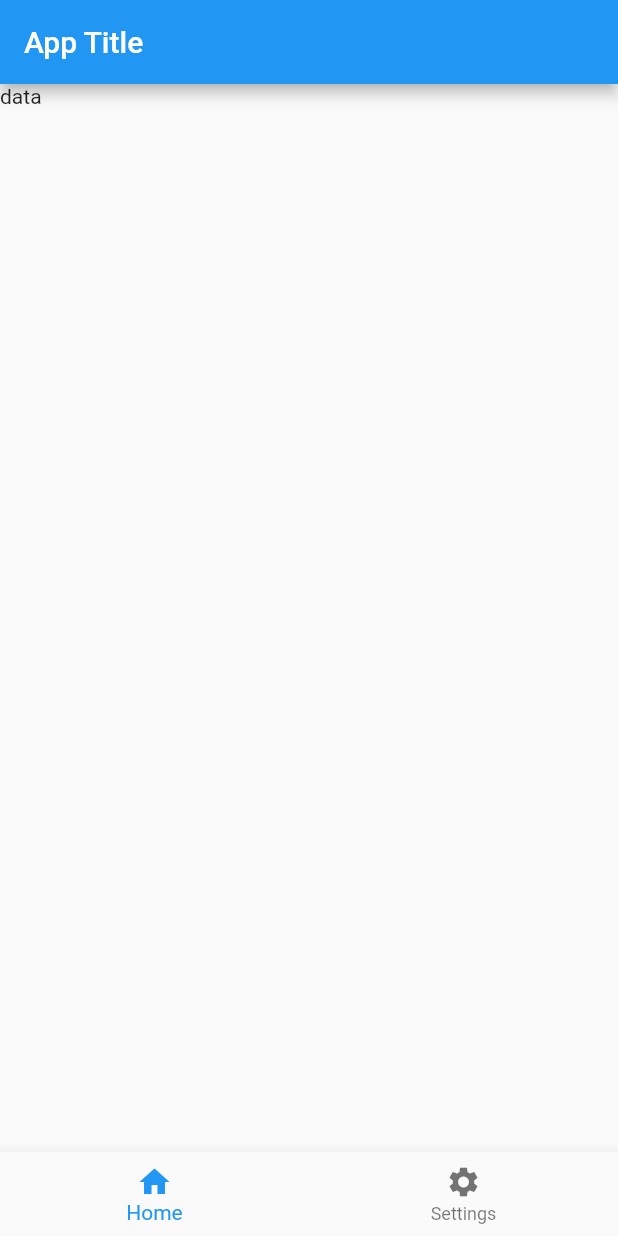
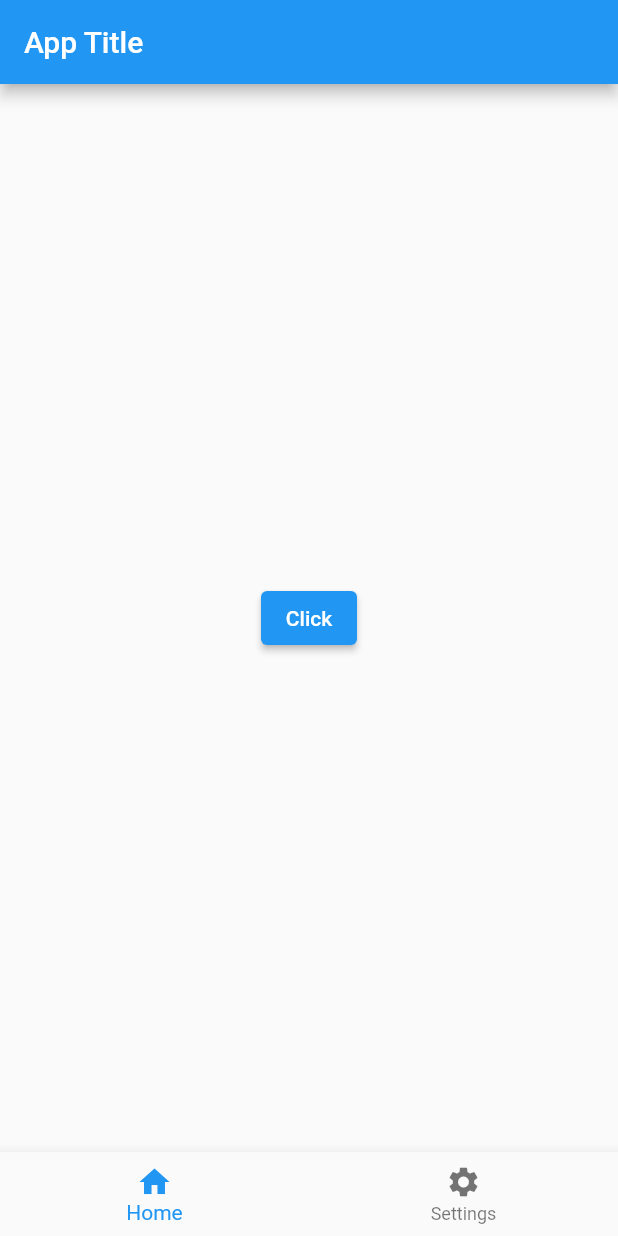
Before and after one commit to Ujj1225/Flutter_Basics, a Flutter app: the screen it shows after launch, on a phone screen of 412 x 824 dp. Run offline on Flutter 3.47's test engine with Material 2 defaults, Android fonts, the phone set to English and light mode, and no system bars.

Commit message:
Added a function for Elevated button to trigger

```diff
--- a/lib/main.dart
+++ b/lib/main.dart
@@ -1,6 +1,10 @@
 // Flutter is Widget over Widget over Widget
 // And every Widget has arguments inside it
 // When we use an argument we needt to add another widget inside it
+// Put commas after all brackets
+// use ctrl>shift>I for fomatting
+// Refractor(ctrl>shift>R) is used to wrap with a widget or remove a widget
+// Use const to remove blue's for stuffs that will be constant
 import 'package:flutter/material.dart';
 
 void main() {
@@ -16,17 +20,26 @@ class MyApp extends StatelessWidget {
       debugShowCheckedModeBanner: false,
       home: Scaffold(
         appBar: AppBar(
-          title: Text('App Title'),
+          title: const Text('App Title'),
         ),
-        body: Text('data'),
+        body: Center(
+          child: ElevatedButton(
+            onPressed: () {
+              print('print something');
+            },
+            child: const Text('Click'),
+          ),
+        ),
         bottomNavigationBar: BottomNavigationBar(
-          items: [
+          items: const [
             BottomNavigationBarItem(
               label: 'Home',
-              icon: Icon(Icons.home)),
-              BottomNavigationBarItem(
-                label: 'Settings',
-                icon: Icon(Icons.settings))
+              icon: Icon(Icons.home),
+            ),
+            BottomNavigationBarItem(
+              label: 'Settings',
+              icon: Icon(Icons.settings),
+            )
           ],
         ),
       ),
```
